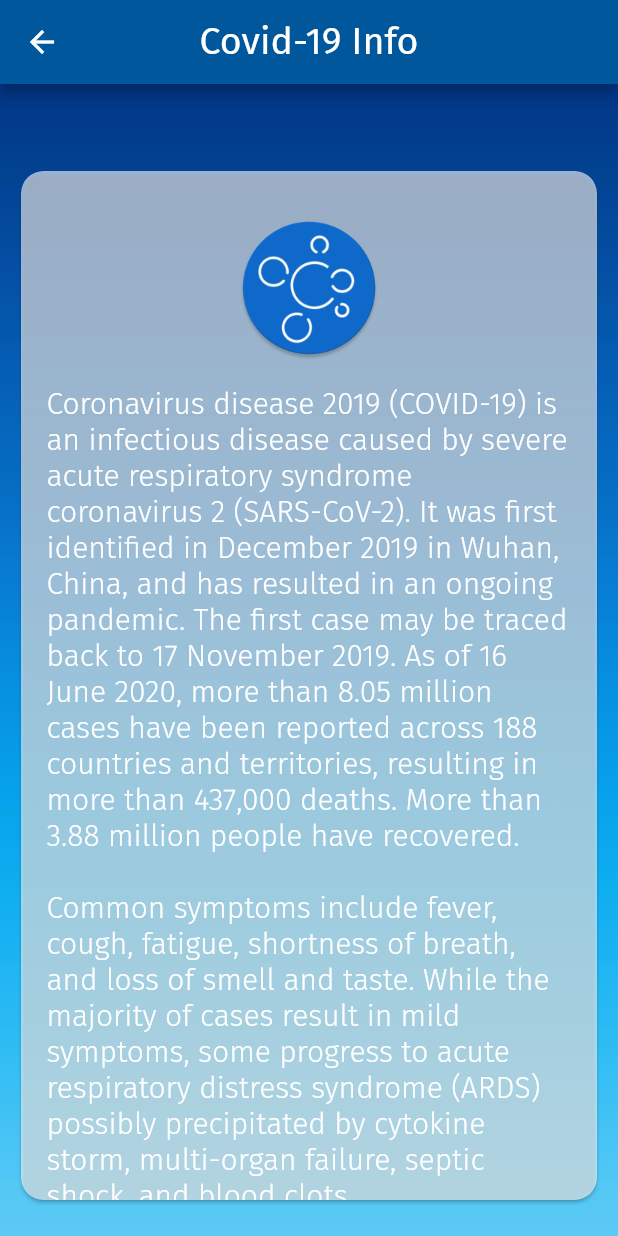
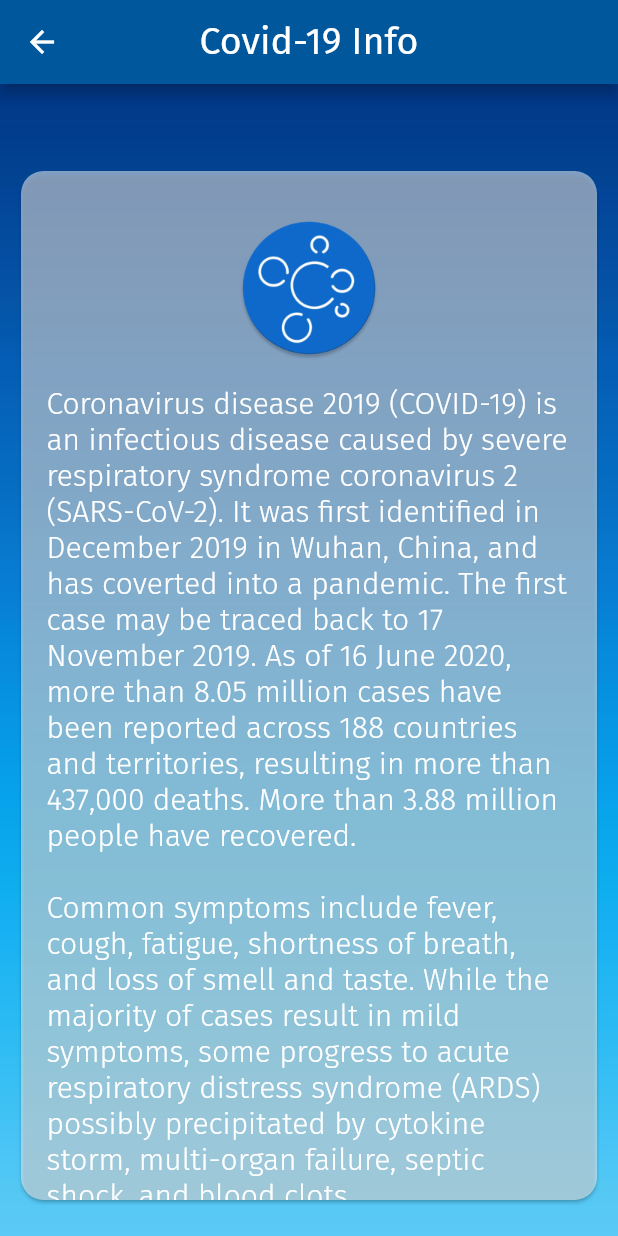
Before and after one commit to mattscepter/covid-shield, a Flutter app: the covidInfo screen opened directly, on a phone screen of 412 x 824 dp. Run offline on Flutter 3.47's test engine with Material 2 defaults, Android fonts, the phone set to English and light mode, and no system bars; missing offline and left inert: esys_flutter_share; network calls fail; project files that could hold a hidden picture were left out.

Commit message:
Update covidinfo.dart

```diff
--- a/lib/covidinfo.dart
+++ b/lib/covidinfo.dart
@@ -25,7 +25,7 @@ class covidInfo extends StatelessWidget{
               shape: RoundedRectangleBorder(
                 borderRadius: BorderRadius.circular(15.0),
               ),
-            color: Colors.white.withOpacity(.6),
+            color: Colors.white.withOpacity(.5),
             child: SingleChildScrollView(
               child: Padding(
                 padding: const EdgeInsets.fromLTRB(0, 0, 0, 60),
@@ -37,7 +37,7 @@ class covidInfo extends StatelessWidget{
                     ),
                     Padding(
                       padding: const EdgeInsets.all(17.0),
-                      child: Text('Coronavirus disease 2019 (COVID-19) is an infectious disease caused by severe acute respiratory syndrome coronavirus 2 (SARS-CoV-2). It was first identified in December 2019 in Wuhan, China, and has resulted in an ongoing pandemic. The first case may be traced back to 17 November 2019. As of 16 June 2020, more than 8.05 million cases have been reported across 188 countries and territories, resulting in more than 437,000 deaths. More than 3.88 million people have recovered.\n\n'
+                      child: Text('Coronavirus disease 2019 (COVID-19) is an infectious disease caused by severe respiratory syndrome coronavirus 2 (SARS-CoV-2). It was first identified in December 2019 in Wuhan, China, and has coverted into a pandemic. The first case may be traced back to 17 November 2019. As of 16 June 2020, more than 8.05 million cases have been reported across 188 countries and territories, resulting in more than 437,000 deaths. More than 3.88 million people have recovered.\n\n'
                           'Common symptoms include fever, cough, fatigue, shortness of breath, and loss of smell and taste. While the majority of cases result in mild symptoms, some progress to acute respiratory distress syndrome (ARDS) possibly precipitated by cytokine storm, multi-organ failure, septic shock, and blood clots.\n\n'
                           'The virus is primarily spread between people during close contact, most often via small droplets produced by coughing, sneezing, and talking. The droplets usually fall to the ground or onto surfaces rather than travelling through air over long distances. Less commonly, people may become infected by touching a contaminated surface and then touching their face.\n\n'
                           'Recommended measures to prevent infection include frequent hand washing, maintaining physical distance from others (especially from those with symptoms), quarantine (especially for those with symptoms), covering coughs, and keeping unwashed hands away from the face. The use of cloth face coverings such as a scarf or a bandana has been recommended by health officials in public settings to minimise the risk of transmissions, with some authorities requiring their use.\n\n'
```
